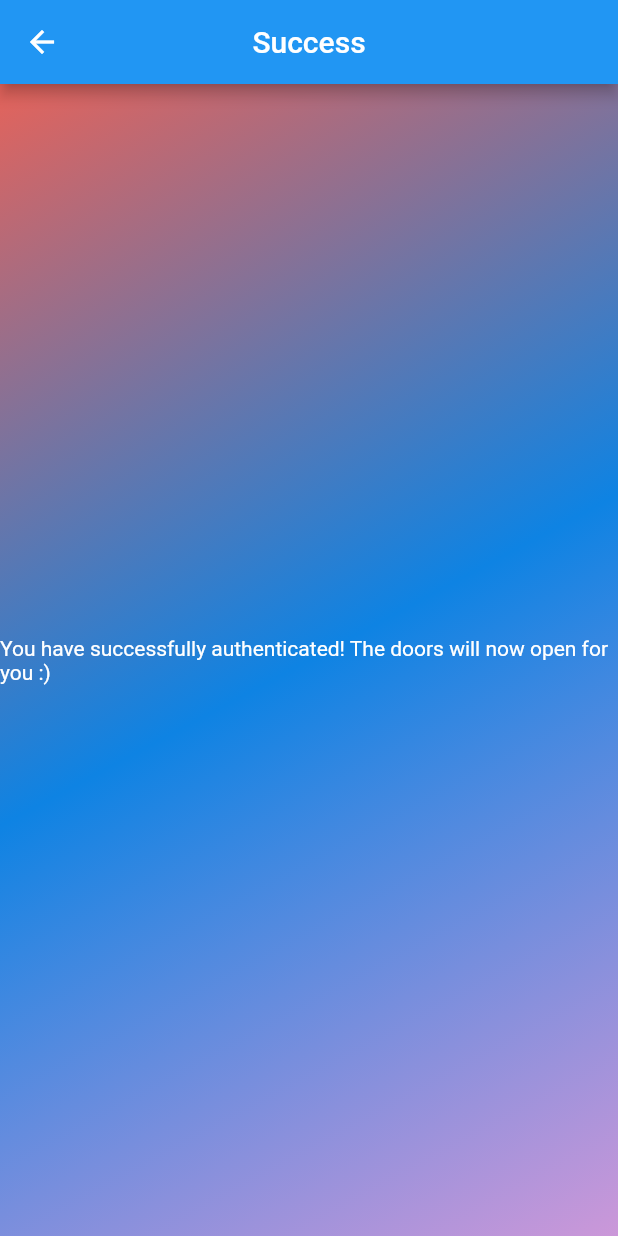
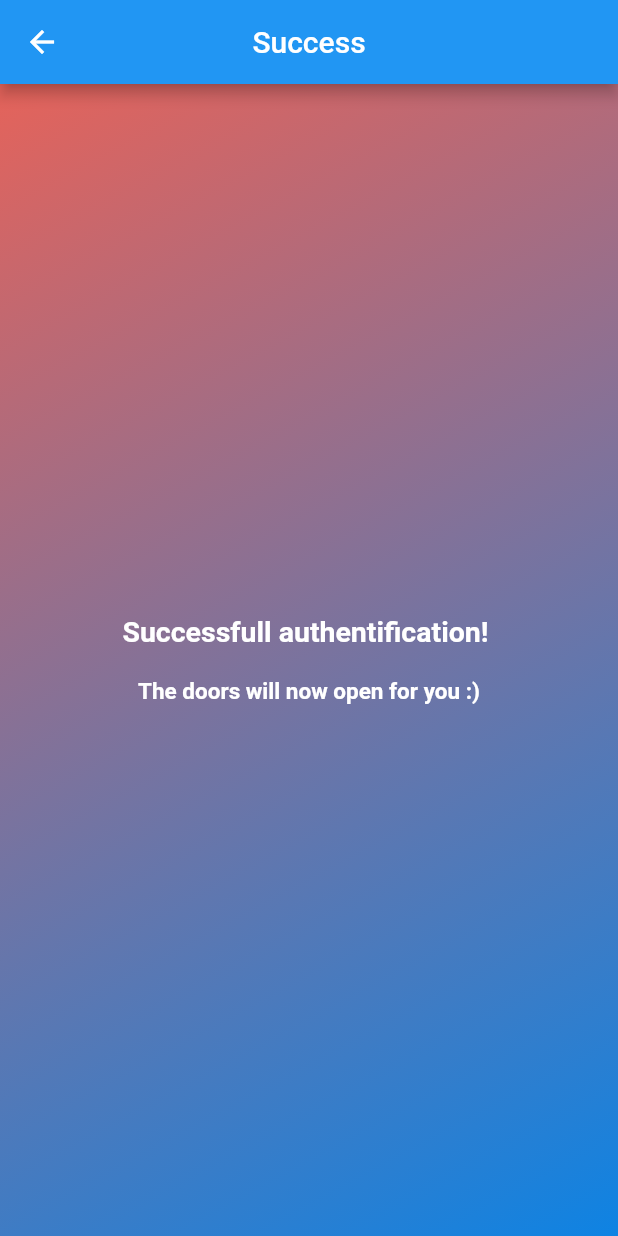
Before and after one commit to sara-nur/Aperi-frontend, a Flutter app: the SuccessfulAuth screen opened directly, on a phone screen of 412 x 824 dp. Run offline on Flutter 3.47's test engine with Material 2 defaults, Android fonts, the phone set to English and light mode, and no system bars; our stand-ins replace confetti, email_validator, local_auth.

Commit message:
feature: face id authentification and success page update

```diff
--- a/aperi/lib/screens/fingerprint_id_screen.dart
+++ b/aperi/lib/screens/fingerprint_id_screen.dart
@@ -2,11 +2,10 @@ import 'package:aperi/screens/successful_auth_screen.dart';
 import 'package:flutter/material.dart';
 import 'package:aperi/services/local_auth_custom.dart';
 import 'package:http/http.dart' as http;
-import 'package:flutter/services.dart';
 import 'dart:convert';
 
 class FingerPrintID extends StatefulWidget {
-  FingerPrintID({super.key});
+  const FingerPrintID({super.key});
 
   Future<dynamic> postFingerprintAuth() async {
     final body = jsonEncode({'isAuthorized': true});
--- a/aperi/lib/screens/home_page.dart
+++ b/aperi/lib/screens/home_page.dart
@@ -1,3 +1,4 @@
+import 'package:aperi/screens/successful_auth_screen.dart';
 import 'package:flutter/material.dart';
 import 'package:aperi/screens/face_id_screen.dart';
 import 'package:aperi/screens/fingerprint_id_screen.dart';
@@ -84,7 +85,8 @@ class HomeScreen extends StatelessWidget {
                   onPressed: () {
                     Navigator.push(
                       context,
-                      MaterialPageRoute(builder: (context) => FingerPrintID()),
+                      MaterialPageRoute(
+                          builder: (context) => const FingerPrintID()),
                     );
                   },
                   icon: const Icon(Icons.fingerprint),
--- a/aperi/lib/screens/successful_auth_screen.dart
+++ b/aperi/lib/screens/successful_auth_screen.dart
@@ -1,5 +1,6 @@
-import 'package:aperi/screens/home_page.dart';
 import 'package:flutter/material.dart';
+import 'home_page.dart';
+import 'package:confetti/confetti.dart';
 
 class SuccessfulAuth extends StatefulWidget {
   const SuccessfulAuth({super.key});
@@ -9,10 +10,15 @@ class SuccessfulAuth extends StatefulWidget {
 }
 
 class _SuccessfulAuthState extends State<SuccessfulAuth> {
+  final ConfettiController _confettiController =
+      ConfettiController(duration: const Duration(seconds: 6));
+
   @override
   void initState() {
+    super.initState();
+    _confettiController.play();
     Future.delayed(
-      const Duration(seconds: 5),
+      const Duration(seconds: 6),
       () {
         Navigator.push(
           context,
@@ -22,6 +28,12 @@ class _SuccessfulAuthState extends State<SuccessfulAuth> {
         );
       },
     );
+  }
+
+  @override
+  void dispose() {
+    _confettiController.dispose();
+    super.dispose();
   }
 
   @override
@@ -36,7 +48,9 @@ class _SuccessfulAuthState extends State<SuccessfulAuth> {
         ),
         centerTitle: true,
       ),
-      body: Container(
+      body: Stack(
+        children: [
+          Container(
             decoration: const BoxDecoration(
               gradient: LinearGradient(
                 begin: Alignment.topLeft,
@@ -44,22 +58,52 @@ class _SuccessfulAuthState extends State<SuccessfulAuth> {
                 colors: [
                   Color.fromARGB(255, 229, 99, 90),
                   Color.fromARGB(255, 14, 131, 227),
-              Color.fromARGB(224, 197, 138, 212),
                 ],
               ),
             ),
-        child: const Column(
+          ),
+          Align(
+            alignment: Alignment.center,
+            child: ConfettiWidget(
+              confettiController: _confettiController,
+              blastDirectionality: BlastDirectionality.explosive,
+              shouldLoop: false,
+              colors: const [
+                Colors.red,
+                Colors.blue,
+                Colors.yellow,
+                Colors.green,
+              ],
+            ),
+          ),
+          const Center(
+            child: Column(
               mainAxisAlignment: MainAxisAlignment.center,
               children: [
                 Text(
-              'You have successfully authenticated! The doors will now open for you :)',
+                  'Successfull authentification! ',
                   style: TextStyle(
                     color: Colors.white,
+                    fontWeight: FontWeight.bold,
+                    fontSize: 19,
+                  ),
+                ),
+                SizedBox(
+                  height: 20,
+                ),
+                Text(
+                  'The doors will now open for you :)',
+                  style: TextStyle(
+                    color: Colors.white,
+                    fontWeight: FontWeight.bold,
+                    fontSize: 15,
                   ),
                 ),
               ],
             ),
           ),
+        ],
+      ),
     );
   }
 }
--- a/aperi/pubspec.yaml
+++ b/aperi/pubspec.yaml
@@ -39,6 +39,7 @@ dependencies:
   material: ^1.0.0+2
   email_validator: ^2.1.17
   local_auth: ^2.1.6
+  confetti: ^0.7.0
 
 dev_dependencies:
   flutter_test:
```
Also changed, not shown: aperi/lib/screens/face_id_screen.dart (+40 -9 lines), aperi/lib/services/local_auth_faceID.dart (added, +31 -0 lines), aperi/pubspec.lock, 1 other file. Lines whose indentation alone changed are shown as unchanged.
